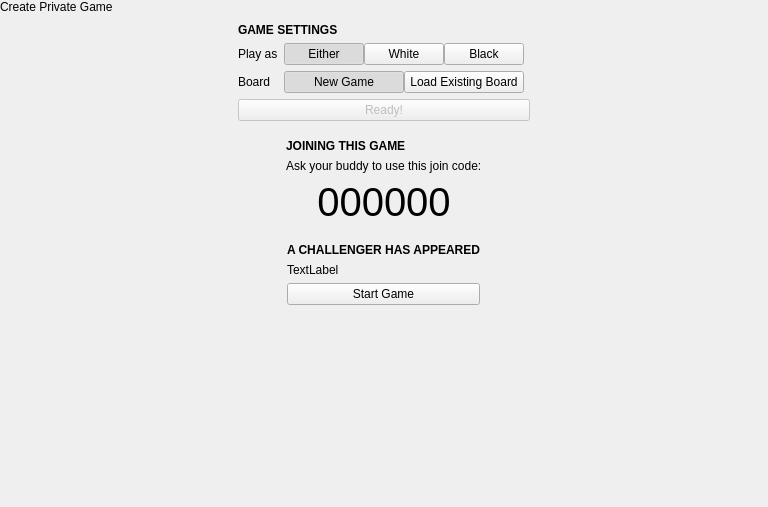
This is online/createprivategamescreen.ui in vicr123/entertaining-chess as Qt 5 draws it before an edit. The edited form follows.
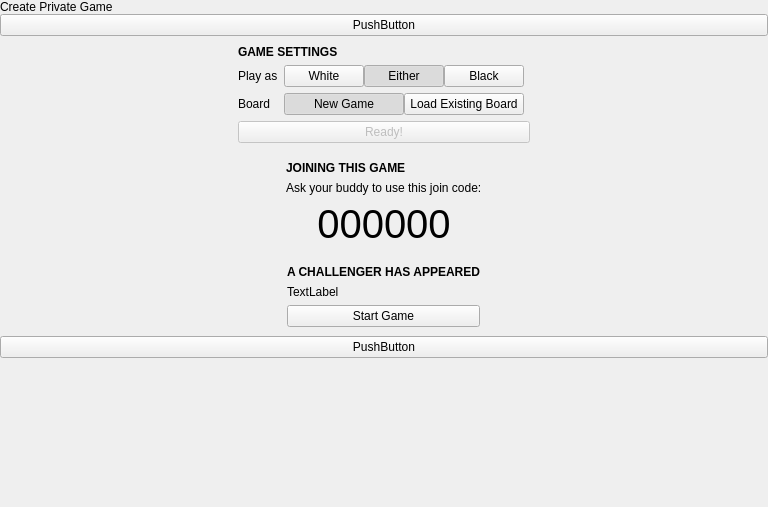
This is the edited form. Custom widgets are drawn as their Qt base class.

The edit to the form file:
```diff
--- a/online/createprivategamescreen.ui
+++ b/online/createprivategamescreen.ui
@@ -36,6 +36,13 @@
      </property>
     </widget>
    </item>
+   <item>
+    <widget class="FocusBarrier" name="focusBarrierTop">
+     <property name="text">
+      <string notr="true">PushButton</string>
+     </property>
+    </widget>
+   </item>
    <item alignment="Qt::AlignHCenter">
     <widget class="QWidget" name="mainWidget" native="true">
      <layout class="QGridLayout" name="gridLayout">
@@ -95,22 +102,6 @@
            <property name="spacing">
             <number>0</number>
            </property>
-           <item>
-            <widget class="QPushButton" name="playEither">
-             <property name="text">
-              <string comment="Play as either colour">Either</string>
-             </property>
-             <property name="checkable">
-              <bool>true</bool>
-             </property>
-             <property name="checked">
-              <bool>true</bool>
-             </property>
-             <property name="autoExclusive">
-              <bool>true</bool>
-             </property>
-            </widget>
-           </item>
            <item>
             <widget class="QPushButton" name="playWhite">
              <property name="text">
@@ -124,6 +115,22 @@
              </property>
             </widget>
            </item>
+           <item>
+            <widget class="QPushButton" name="playEither">
+             <property name="text">
+              <string comment="Play as either colour">Either</string>
+             </property>
+             <property name="checkable">
+              <bool>true</bool>
+             </property>
+             <property name="checked">
+              <bool>true</bool>
+             </property>
+             <property name="autoExclusive">
+              <bool>true</bool>
+             </property>
+            </widget>
+           </item>
            <item>
             <widget class="QPushButton" name="playBlack">
              <property name="text">
@@ -266,6 +273,13 @@
      </layout>
     </widget>
    </item>
+   <item>
+    <widget class="FocusBarrier" name="focusBarrierBottom">
+     <property name="text">
+      <string notr="true">PushButton</string>
+     </property>
+    </widget>
+   </item>
    <item>
     <spacer name="verticalSpacer">
      <property name="orientation">
@@ -282,6 +296,12 @@
   </layout>
  </widget>
  <customwidgets>
+  <customwidget>
+   <class>GamepadHud</class>
+   <extends>QWidget</extends>
+   <header location="global">gamepadhud.h</header>
+   <container>1</container>
+  </customwidget>
   <customwidget>
    <class>tTitleLabel</class>
    <extends>QLabel</extends>
@@ -290,6 +310,11 @@
     <signal>backButtonClicked()</signal>
    </slots>
   </customwidget>
+  <customwidget>
+   <class>FocusBarrier</class>
+   <extends>QPushButton</extends>
+   <header location="global">focusbarrier.h</header>
+  </customwidget>
   <customwidget>
    <class>BattlePlayersWidget</class>
    <extends>QWidget</extends>
```
Left out of the diff: 14 changed lines with no effect on the pictures.
